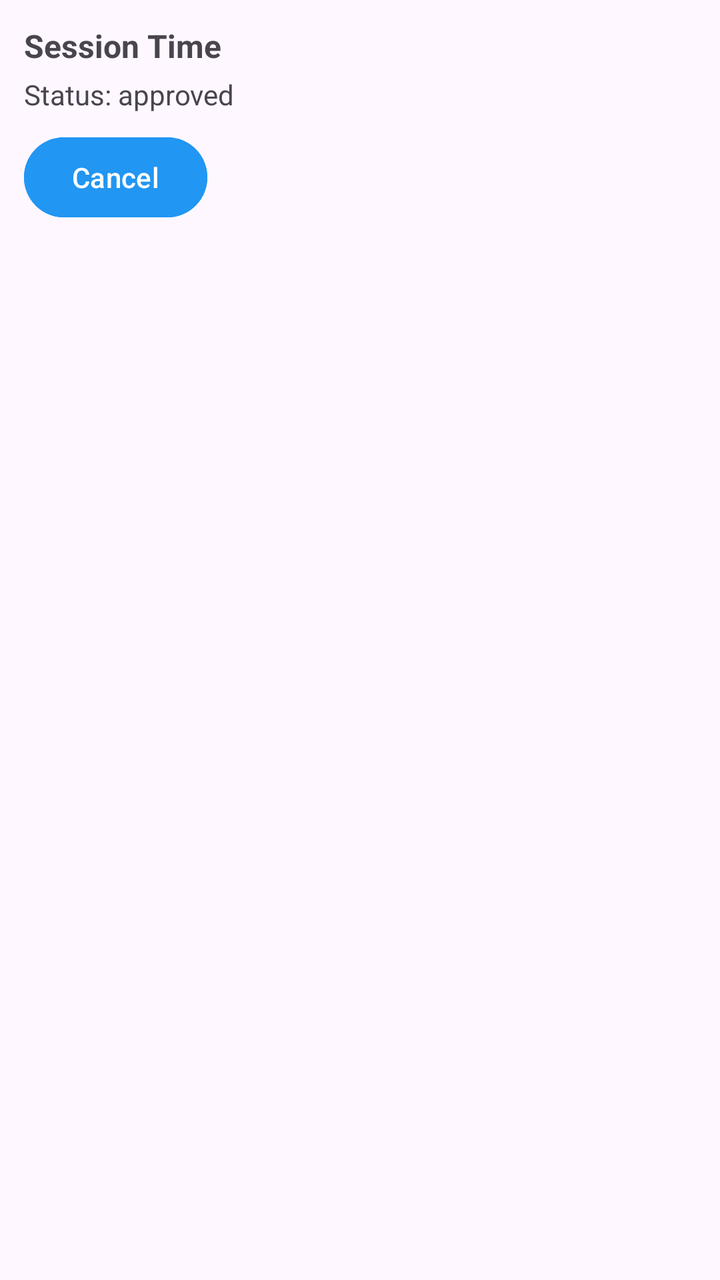
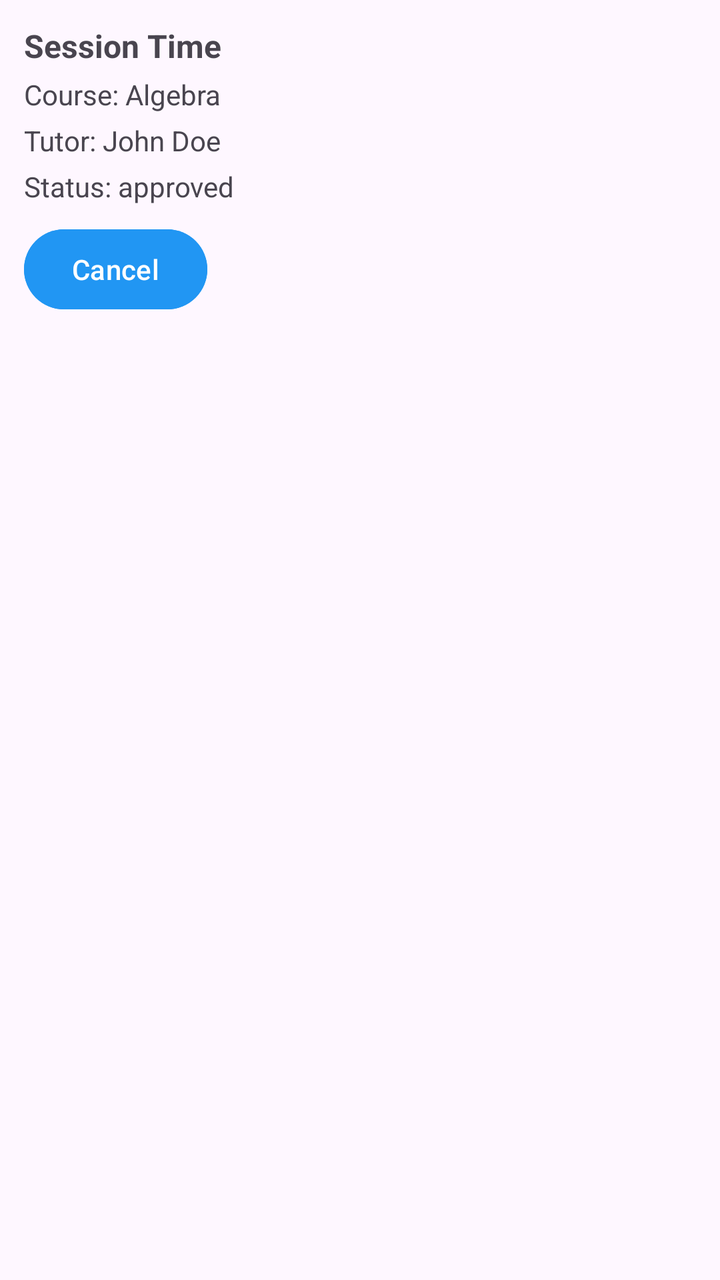

Screens rendered from an Android XML layout before and after an edit, with the pre-edit source and the edit as a unified diff.
<!-- AndroidManifest.xml: application theme Theme.Math_tutor_application -->
<!-- res/layout/item_student_upcoming_session.xml -->
<LinearLayout xmlns:android="http://schemas.android.com/apk/res/android"
    android:layout_width="match_parent"
    android:layout_height="wrap_content"
    android:orientation="vertical"
    android:padding="12dp"
    android:layout_margin="8dp">

    <TextView
        android:id="@+id/sessionTime"
        android:layout_width="match_parent"
        android:layout_height="wrap_content"
        android:text="Session Time"
        android:textSize="16sp"
        android:textStyle="bold" />

    <TextView
        android:id="@+id/sessionStatus"
        android:layout_width="match_parent"
        android:layout_height="wrap_content"
        android:text="Status: approved"
        android:textSize="14sp"
        android:layout_marginTop="4dp" />

    <Button
        android:id="@+id/cancelButton"
        android:layout_width="wrap_content"
        android:layout_height="wrap_content"
        android:text="Cancel"
        android:layout_marginTop="8dp"
        android:backgroundTint="#2196F3"
        android:textColor="#FFFFFF"
        />


</LinearLayout>
<!-- resources referenced by this layout -->
<resources>
  <style name="Theme.Math_tutor_application" parent="Base.Theme.Math_tutor_application" />
  <style name="Base.Theme.Math_tutor_application" parent="Theme.Material3.DayNight.NoActionBar">
          
          
      </style>
</resources>

<!-- the commit's change to res/layout/item_student_upcoming_session.xml (unified diff, before → after) -->
@@ -12,6 +12,20 @@
         android:text="Session Time"
         android:textSize="16sp"
         android:textStyle="bold" />
+    <TextView
+        android:id="@+id/course"
+        android:layout_width="match_parent"
+        android:layout_height="wrap_content"
+        android:text="Course: Algebra"
+        android:textSize="14sp"
+        android:layout_marginTop="4dp" />
+    <TextView
+        android:id="@+id/tutorName"
+        android:layout_width="match_parent"
+        android:layout_height="wrap_content"
+        android:text="Tutor: John Doe"
+        android:textSize="14sp"
+        android:layout_marginTop="4dp" />
 
     <TextView
         android:id="@+id/sessionStatus"
@@ -20,6 +34,9 @@
         android:text="Status: approved"
         android:textSize="14sp"
         android:layout_marginTop="4dp" />
+
+
+
 
     <Button
         android:id="@+id/cancelButton"
